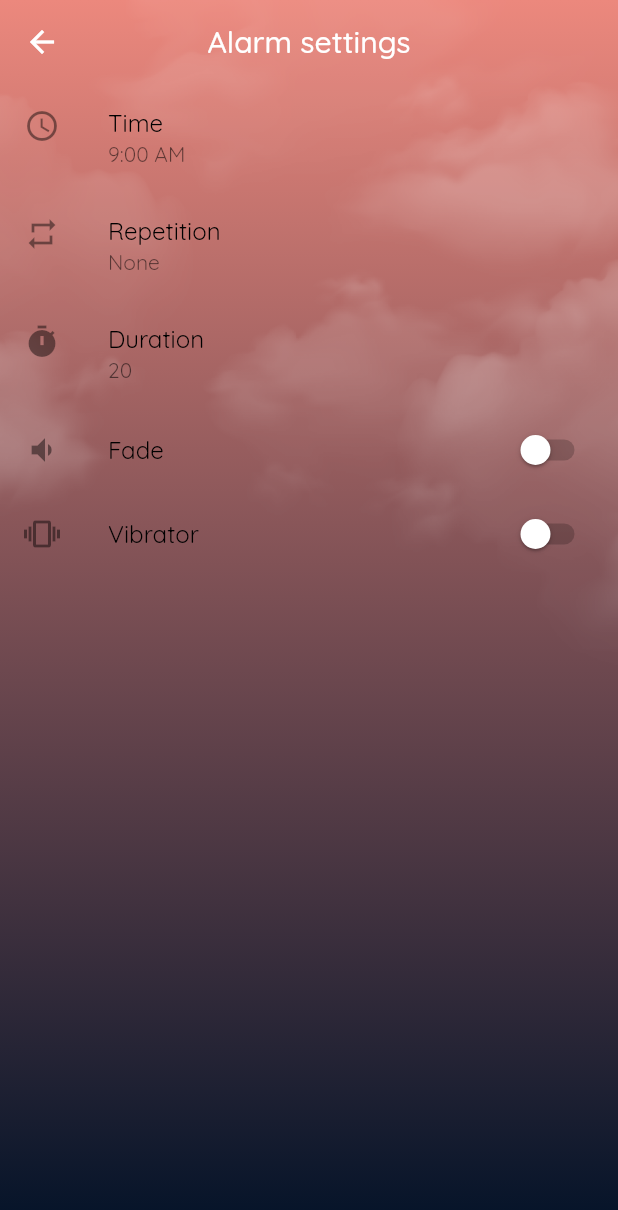
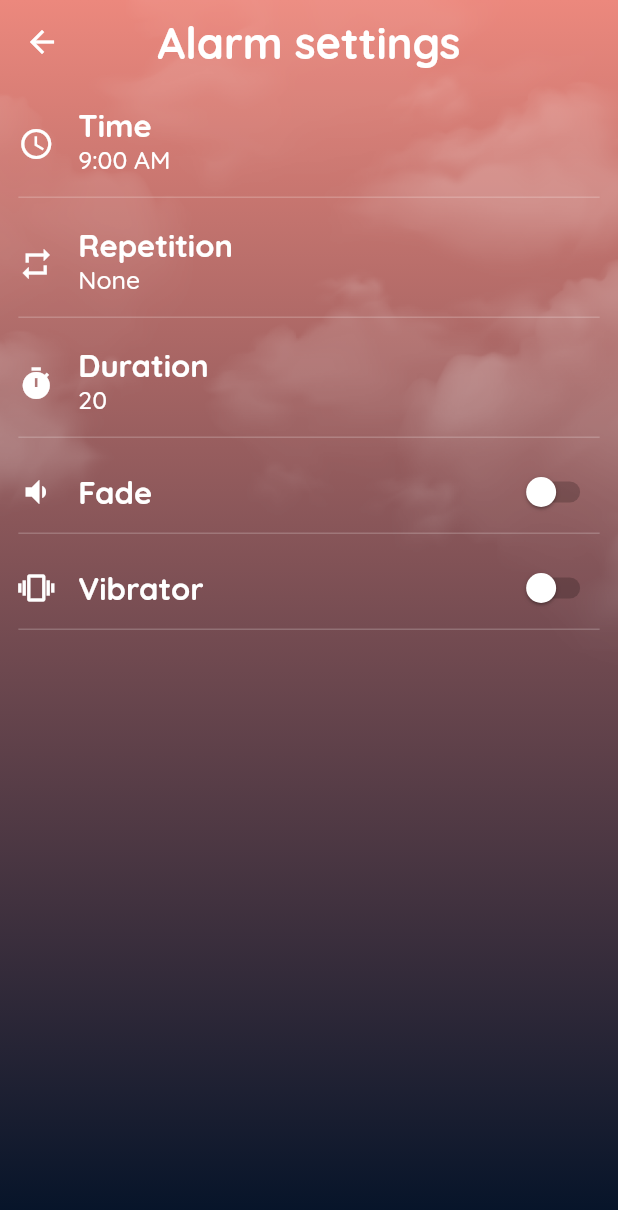
Before and after one commit to OraneOrveillon/grododo, a Flutter app: the AlarmsPage widget shown alone on an empty page, opened directly, after a tap on the "edit" icon, on a phone screen of 412 x 824 dp. Shown: the top 1210 px of the screen. Run offline on Flutter 3.47's test engine with Material 2 defaults, Android fonts, the phone set to English and light mode, and no system bars; our stand-ins replace fl_chart, flutter_spinbox, google_fonts.

Commit message:
Better UI SleepPage / AlarmsPage / AlarmSettingsPage

```diff
--- /dev/null
+++ b/lib/view/components/list_tile.dart
@@ -0,0 +1,33 @@
+import 'package:flutter/material.dart';
+
+import '../size_config.dart';
+
+class CustomListTile extends StatelessWidget {
+  const CustomListTile({Key? key, required this.titleText, required this.subtitleText})
+      : super(key: key);
+
+  final String titleText;
+  final String? subtitleText;
+
+  @override
+  Widget build(BuildContext context) {
+    SizeConfig sizeConfig = SizeConfig(context);
+    return ListTile(
+      title: Text(
+        titleText,
+        style: Theme.of(context).textTheme.bodyText1!.copyWith(
+              fontSize: sizeConfig.blockSizeVertical * 2.5,
+              fontWeight: FontWeight.bold,
+            ),
+      ),
+      subtitle: subtitleText != null
+          ? Text(
+              subtitleText!,
+              style: Theme.of(context).textTheme.bodyText1!.copyWith(
+                    fontSize: sizeConfig.blockSizeVertical * 2,
+                  ),
+            )
+          : null,
+    );
+  }
+}
--- a/lib/view/pages/alarm_settings_page.dart
+++ b/lib/view/pages/alarm_settings_page.dart
@@ -5,17 +5,27 @@ import 'package:provider/provider.dart';
 import '../../model/alarm.dart';
 import '../../model/alarm_model.dart';
 import '../components/background.dart';
+import '../components/list_tile.dart';
+import '../size_config.dart';
 
 class AlarmSettingsPage extends StatelessWidget {
   const AlarmSettingsPage({Key? key}) : super(key: key);
 
   @override
   Widget build(BuildContext context) {
+    SizeConfig sizeConfig = SizeConfig(context);
     return Scaffold(
       extendBody: true,
       extendBodyBehindAppBar: true,
       appBar: AppBar(
-        title: const Text('Alarm settings'),
+        iconTheme: Theme.of(context).iconTheme,
+        title: Text(
+          'Alarm settings',
+          style: Theme.of(context).textTheme.bodyText1!.copyWith(
+                fontSize: sizeConfig.blockSizeVertical * 3.5,
+                fontWeight: FontWeight.bold,
+              ),
+        ),
       ),
       body: Background(
         child: Consumer<AlarmModel>(
@@ -23,6 +33,7 @@ class AlarmSettingsPage extends StatelessWidget {
             children: [
               _buildSetting(
                 context: context,
+                sizeConfig: sizeConfig,
                 title: 'Time',
                 subtitle: alarmModel.alarm.time.format(context),
                 leading: const Icon(Icons.access_time_outlined),
@@ -33,6 +44,7 @@ class AlarmSettingsPage extends StatelessWidget {
               ),
               _buildSetting(
                 context: context,
+                sizeConfig: sizeConfig,
                 title: 'Repetition',
                 subtitle: '${alarmModel.alarm.repetition}',
                 leading: const Icon(Icons.repeat),
@@ -48,6 +60,7 @@ class AlarmSettingsPage extends StatelessWidget {
               ),
               _buildSetting(
                 context: context,
+                sizeConfig: sizeConfig,
                 title: 'Duration',
                 subtitle: '${alarmModel.alarm.duration}',
                 leading: const Icon(Icons.timer),
@@ -61,6 +74,7 @@ class AlarmSettingsPage extends StatelessWidget {
               ),
               _buildSetting(
                 context: context,
+                sizeConfig: sizeConfig,
                 title: 'Fade',
                 leading: const Icon(Icons.volume_down),
                 trailing: Switch(
@@ -70,6 +84,7 @@ class AlarmSettingsPage extends StatelessWidget {
               ),
               _buildSetting(
                 context: context,
+                sizeConfig: sizeConfig,
                 title: 'Vibrator',
                 leading: const Icon(Icons.vibration),
                 trailing: Switch(
@@ -86,18 +101,37 @@ class AlarmSettingsPage extends StatelessWidget {
 
   Widget _buildSetting({
     required BuildContext context,
+    required SizeConfig sizeConfig,
     required String title,
     String? subtitle,
     required Widget leading,
     Widget? trailing,
     Function()? onTap,
   }) {
-    return ListTile(
-      title: Text(title),
-      subtitle: subtitle != null ? Text(subtitle) : null,
-      leading: leading,
-      trailing: trailing,
-      onTap: onTap,
+    return Padding(
+      padding: EdgeInsets.fromLTRB(
+        sizeConfig.blockSizeHorizontal * 2,
+        0,
+        sizeConfig.blockSizeHorizontal * 2,
+        0,
+      ),
+      child: Card(
+        child: InkWell(
+          onTap: onTap,
+          child: Row(
+            children: [
+              leading,
+              Expanded(
+                child: CustomListTile(
+                  titleText: title,
+                  subtitleText: subtitle,
+                ),
+              ),
+              trailing ?? Container(),
+            ],
+          ),
+        ),
+      ),
     );
   }
 
--- a/lib/view/pages/alarms_page.dart
+++ b/lib/view/pages/alarms_page.dart
@@ -3,6 +3,7 @@ import 'package:provider/provider.dart';
 
 import '../../model/alarm.dart';
 import '../../model/alarm_model.dart';
+import '../components/list_tile.dart';
 import 'alarm_settings_page.dart';
 
 class AlarmsPage extends StatelessWidget {
@@ -22,17 +23,15 @@ class AlarmsPage extends StatelessWidget {
     return alarms
         .map(
           (alarm) => Card(
-            semanticContainer: true,
-            borderOnForeground: true,
             child: ChangeNotifierProvider(
               create: (_) => AlarmModel(alarm: alarm),
               child: Consumer<AlarmModel>(
                 builder: (context, alarmModel, child) => Row(
                   children: [
                     Expanded(
-                      child: ListTile(
-                        title: Text(alarmModel.alarm.time.format(context)),
-                        subtitle: Text(alarmModel.alarm.repetition.toString()),
+                      child: CustomListTile(
+                        titleText: alarmModel.alarm.time.format(context),
+                        subtitleText: alarmModel.alarm.repetition.toString(),
                       ),
                     ),
                     Switch(
--- a/lib/view/pages/sleep_page.dart
+++ b/lib/view/pages/sleep_page.dart
@@ -64,7 +64,7 @@ class SleepPage extends StatelessWidget {
                     ),
                   ),
                   SizedBox(
-                    height: sizeConfig.blockSizeVertical * 12,
+                    height: sizeConfig.blockSizeVertical * 15,
                   )
                 ],
               ),
--- a/lib/view/theme.dart
+++ b/lib/view/theme.dart
@@ -11,7 +11,8 @@ ThemeData themeData(BuildContext context) {
       tertiary: darkColor,
       surface: lightColor,
     ),
-    appBarTheme: const AppBarTheme(
+    appBarTheme: AppBarTheme(
+      iconTheme: IconThemeData(color: darkColor.withOpacity(0.7)),
       backgroundColor: Colors.transparent,
       elevation: 0,
       centerTitle: true,
@@ -24,9 +25,14 @@ ThemeData themeData(BuildContext context) {
       elevation: 0,
     ),
     cardTheme: CardTheme(
-        color: lightColor.withOpacity(0.2), shadowColor: Colors.transparent, elevation: 0),
+      shape: Border(bottom: BorderSide(color: Colors.white.withOpacity(0.2), width: 1)),
+      color: Colors.transparent, //lightColor.withOpacity(0.2),
+      shadowColor: Colors.transparent,
+      elevation: 0,
+    ),
     elevatedButtonTheme: ElevatedButtonThemeData(
       style: ButtonStyle(
+        backgroundColor: MaterialStateProperty.all(primaryLightColor),
         shape: MaterialStateProperty.all(RoundedRectangleBorder(
           borderRadius: BorderRadius.circular(20),
         )),
@@ -48,8 +54,8 @@ ThemeData themeData(BuildContext context) {
       elevation: 0,
     ),
     splashColor: lightColor.withOpacity(0.5),
-    iconTheme: IconThemeData(
-      color: lightColor.withOpacity(0.8),
+    iconTheme: const IconThemeData(
+      color: lightColor,
     ),
     textButtonTheme: TextButtonThemeData(
       style: TextButton.styleFrom(
@@ -59,7 +65,7 @@ ThemeData themeData(BuildContext context) {
     timePickerTheme: TimePickerThemeData(
       backgroundColor: lightColor.withOpacity(0.2),
       dialBackgroundColor: lightColor.withOpacity(0.2),
-      dialHandColor: Theme.of(context).colorScheme.primary,
+      dialHandColor: primaryLightColor,
       entryModeIconColor: lightColor,
       dayPeriodColor: primaryLightColor,
       dayPeriodBorderSide: const BorderSide(
```
